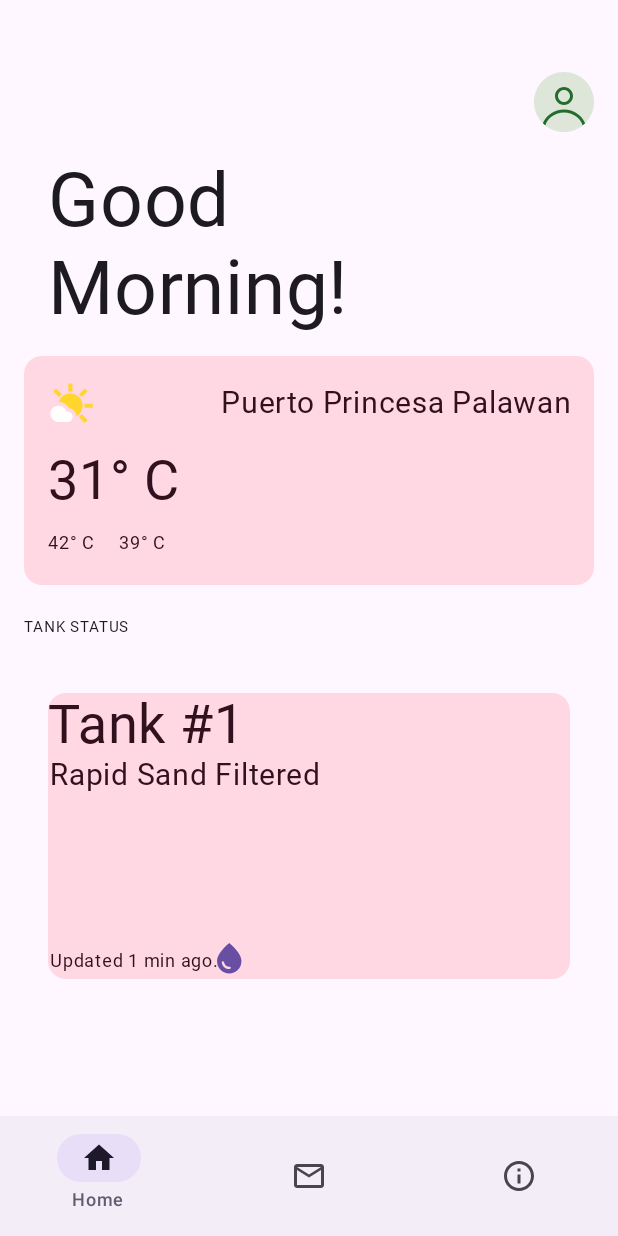
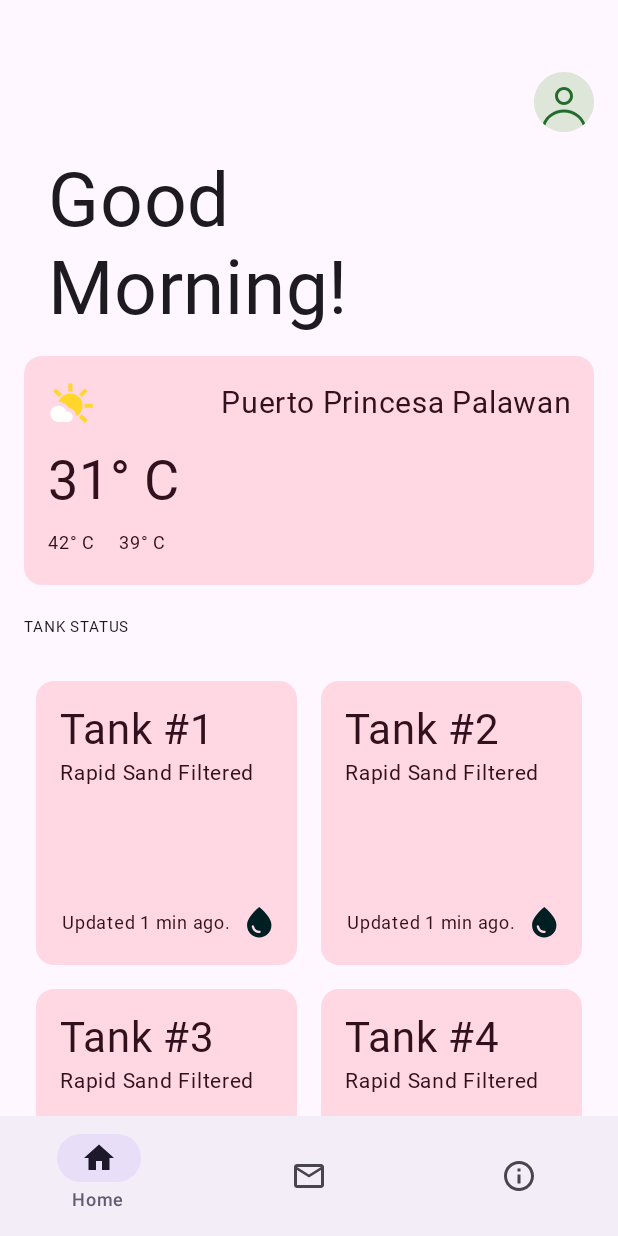
Before and after one commit to TristanListanco/ProjectAquaGuard, an Android app built with Jetpack Compose: the MainAppView screen opened through its navigation route, on a phone screen of 412 x 824 dp. Run offline under Robolectric (Android 15) with nearby library versions, the phone set to English and light mode, and no system bars; our stand-ins replace Firebase (no records; nobody signed in at launch, a user with empty details on screens opened directly), constraintlayout-compose, livedata-compose; Roboto replaces fonts that are not available here.

Commit message:
Fully Implemented Tank View Cards.

```diff
--- a/app/src/main/java/com/aquaguardian/projectaquaguard/ui/components/DashboardTile.kt
+++ b/app/src/main/java/com/aquaguardian/projectaquaguard/ui/components/DashboardTile.kt
@@ -1,21 +1,23 @@
 package com.aquaguardian.projectaquaguard.ui.components
 
 import androidx.compose.foundation.Image
+import androidx.compose.foundation.layout.Arrangement
 import androidx.compose.foundation.layout.Column
 import androidx.compose.foundation.layout.Row
 import androidx.compose.foundation.layout.Spacer
-import androidx.compose.foundation.layout.fillMaxHeight
 import androidx.compose.foundation.layout.fillMaxWidth
 import androidx.compose.foundation.layout.height
 import androidx.compose.foundation.layout.padding
-import androidx.compose.foundation.layout.width
 import androidx.compose.foundation.layout.wrapContentHeight
 import androidx.compose.material3.Card
 import androidx.compose.material3.CardDefaults
 import androidx.compose.material3.MaterialTheme
 import androidx.compose.material3.Text
 import androidx.compose.runtime.Composable
+import androidx.compose.ui.Alignment
 import androidx.compose.ui.Modifier
+import androidx.compose.ui.graphics.BlendMode
+import androidx.compose.ui.graphics.ColorFilter
 import androidx.compose.ui.graphics.painter.Painter
 import androidx.compose.ui.text.font.FontWeight
 import androidx.compose.ui.text.style.TextAlign
@@ -28,13 +30,11 @@ fun DashboardTile(
     titleText: String,
     subText: String,
     cardStatus: String,
-    icon: Painter
+    icon: Painter,
+    modifier: Modifier = Modifier
 ) {
     Card(
-        modifier = Modifier
-            .fillMaxWidth()
-            .wrapContentHeight()
-            .padding(16.dp),
+        modifier = modifier.wrapContentHeight(),
         colors = CardDefaults.cardColors(
             containerColor = MaterialTheme.colorScheme.tertiaryContainer,
             contentColor = MaterialTheme.colorScheme.onTertiaryContainer
@@ -44,12 +44,13 @@ fun DashboardTile(
             modifier = Modifier
                 .fillMaxWidth()
                 .wrapContentHeight()
+                .padding(16.dp)
         ) {
             Text(
                 color = MaterialTheme.colorScheme.onTertiaryContainer,
                 fontWeight = FontWeight.Bold,
                 fontFamily = productsans_family,
-                fontSize = 36.sp,
+                fontSize = 28.sp,
                 text = titleText
             )
             Text(
@@ -57,16 +58,22 @@ fun DashboardTile(
                 color = MaterialTheme.colorScheme.onTertiaryContainer,
                 fontWeight = FontWeight.Normal,
                 fontFamily = productsans_family,
-                fontSize = 20.sp,
-                textAlign = TextAlign.End
+                fontSize = 14.sp,
             )
         }
-        Spacer(modifier = Modifier
-            .fillMaxWidth()
-            .height(100.dp))
-        Row(modifier = Modifier
-            .fillMaxWidth()
-            .wrapContentHeight()) {
+        Spacer(
+            modifier = Modifier
+                .fillMaxWidth()
+                .height(60.dp)
+        )
+        Row(
+            modifier = Modifier
+                .fillMaxWidth()
+                .wrapContentHeight()
+                .padding(start = 16.dp, end = 16.dp, bottom = 16.dp),
+            verticalAlignment = Alignment.CenterVertically,
+            horizontalArrangement = Arrangement.SpaceBetween
+        ) {
             Text(
                 text = cardStatus,
                 color = MaterialTheme.colorScheme.onTertiaryContainer,
--- a/app/src/main/java/com/aquaguardian/projectaquaguard/ui/views/HomeView.kt
+++ b/app/src/main/java/com/aquaguardian/projectaquaguard/ui/views/HomeView.kt
@@ -186,15 +186,33 @@ fun HomeView(nav: NavHostController) {
                 }
                 .padding(top = 16.dp, bottom = 16.dp)
         )
-        Row(modifier = Modifier
+        Column(modifier = Modifier
             .fillMaxWidth()
-            .wrapContentHeight().constrainAs(cardContainer){
+            .wrapContentHeight()
+            .constrainAs(cardContainer) {
                 top.linkTo(tankLabel.bottom)
                 start.linkTo(parent.start)
                 end.linkTo(parent.end)
             }) {
-            DashboardTile(titleText = "Tank #1", subText = "Rapid Sand Filtered", icon = painterResource(id = R.drawable.waterdrop), cardStatus = "Updated 1 min ago.")
-            DashboardTile(titleText = "Tank #2", subText = "Rapid Sand Filtered", icon = painterResource(id = R.drawable.waterdrop), cardStatus = "Updated 1 min ago.")
+            Row(modifier = Modifier
+                .fillMaxWidth()
+                .wrapContentHeight()) {
+                DashboardTile(titleText = "Tank #1", subText = "Rapid Sand Filtered", icon = painterResource(id = R.drawable.waterdrop), cardStatus = "Updated 1 min ago.", modifier = Modifier.weight(1f).padding(8.dp))
+                DashboardTile(titleText = "Tank #2", subText = "Rapid Sand Filtered", icon = painterResource(id = R.drawable.waterdrop), cardStatus = "Updated 1 min ago.", modifier = Modifier.weight(1f).padding(8.dp))
+            }
+            Row(modifier = Modifier
+                .fillMaxWidth()
+                .wrapContentHeight()) {
+                DashboardTile(titleText = "Tank #3", subText = "Rapid Sand Filtered", icon = painterResource(id = R.drawable.waterdrop), cardStatus = "Updated 1 min ago.", modifier = Modifier.weight(1f).padding(8.dp))
+                DashboardTile(titleText = "Tank #4", subText = "Rapid Sand Filtered", icon = painterResource(id = R.drawable.waterdrop), cardStatus = "Updated 1 min ago.", modifier = Modifier.weight(1f).padding(8.dp))
+            }
+            Row(modifier = Modifier
+                .fillMaxWidth()
+                .wrapContentHeight()) {
+                DashboardTile(titleText = "Tank #5", subText = "Rapid Sand Filtered", icon = painterResource(id = R.drawable.waterdrop), cardStatus = "Updated 1 min ago.", modifier = Modifier.weight(1f).padding(8.dp))
+                DashboardTile(titleText = "Tank #6", subText = "Rapid Sand Filtered", icon = painterResource(id = R.drawable.waterdrop), cardStatus = "Updated 1 min ago.", modifier = Modifier.weight(1f).padding(8.dp))
+            }
+            Spacer(modifier = Modifier.height(150.dp))
         }
     }
 }
--- a/app/src/main/res/drawable/waterdrop.xml
+++ b/app/src/main/res/drawable/waterdrop.xml
@@ -5,5 +5,5 @@
     android:viewportHeight="21">
   <path
       android:pathData="M8.039,0.039C2.709,4.589 0.039,8.519 0.039,11.839C0.039,16.819 3.839,20.039 8.039,20.039C12.239,20.039 16.039,16.819 16.039,11.839C16.039,8.519 13.369,4.589 8.039,0.039ZM3.869,12.039C4.239,12.039 4.539,12.299 4.609,12.659C5.019,14.879 6.889,15.639 8.249,15.529C8.679,15.509 9.039,15.849 9.039,16.279C9.039,16.679 8.719,17.009 8.319,17.029C6.189,17.159 3.699,15.939 3.129,12.909C3.049,12.459 3.409,12.039 3.869,12.039Z"
-      android:fillColor="#684FA3"/>
+      android:fillColor="?attr/colorOnTertiaryContainer"/>
 </vector>
```
